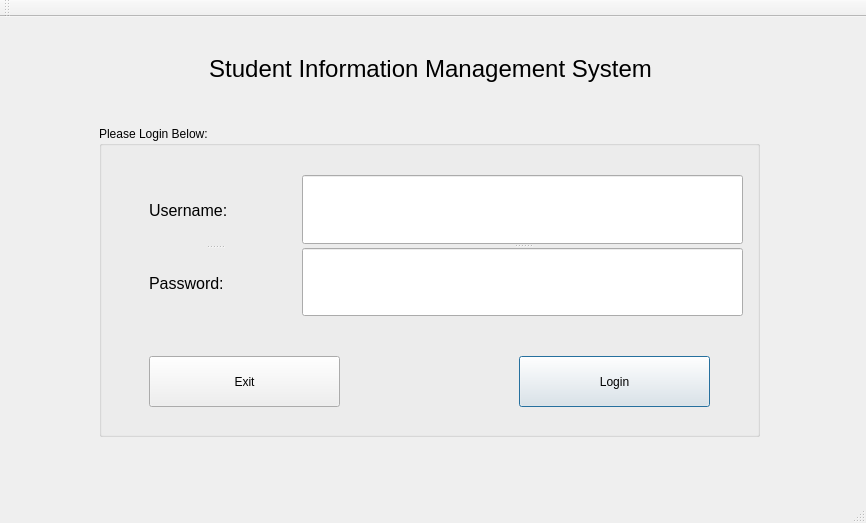
First picture: the form in Form Files/loginView.ui, repository alixabahena/SIMS, before the edit.
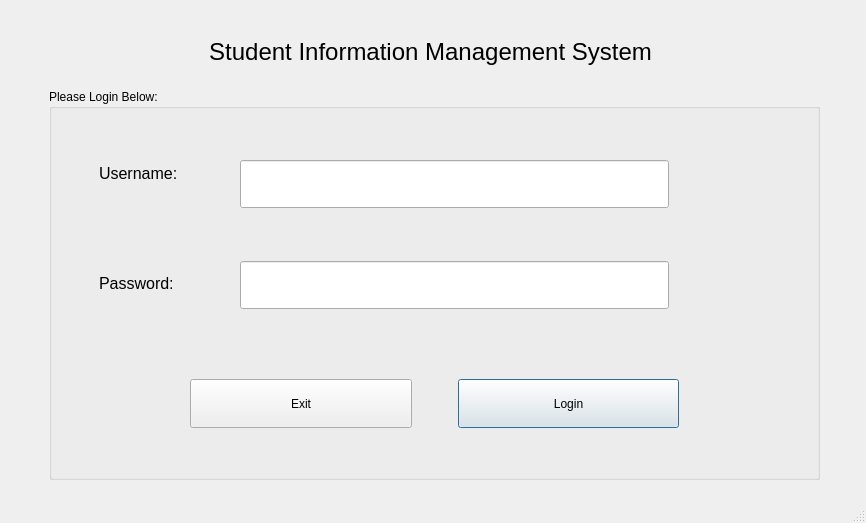
Second picture: the form after the edit.

Commit message: changed splitters to layouts to avoid users resizing

```diff
--- a/Form Files/loginView.ui
+++ b/Form Files/loginView.ui
@@ -75,146 +75,190 @@
    <widget class="QGroupBox" name="groupBox">
     <property name="geometry">
      <rect>
-      <x>99</x>
-      <y>109</y>
-      <width>661</width>
-      <height>311</height>
+      <x>49</x>
+      <y>89</y>
+      <width>771</width>
+      <height>391</height>
      </rect>
     </property>
+    <property name="sizePolicy">
+     <sizepolicy hsizetype="Expanding" vsizetype="Preferred">
+      <horstretch>0</horstretch>
+      <verstretch>0</verstretch>
+     </sizepolicy>
+    </property>
     <property name="title">
      <string>Please Login Below:</string>
     </property>
-    <widget class="QSplitter" name="splitter_3">
+    <widget class="QWidget" name="horizontalLayoutWidget">
      <property name="geometry">
       <rect>
-       <x>50</x>
-       <y>50</y>
-       <width>131</width>
-       <height>141</height>
+       <x>130</x>
+       <y>279</y>
+       <width>511</width>
+       <height>71</height>
       </rect>
      </property>
-     <property name="orientation">
-      <enum>Qt::Vertical</enum>
-     </property>
-     <widget class="QLabel" name="usernameLabel">
-      <property name="font">
-       <font>
-        <pointsize>12</pointsize>
-       </font>
-      </property>
-      <property name="text">
-       <string>Username:</string>
-      </property>
-     </widget>
-     <widget class="QLabel" name="PasswordLabel">
-      <property name="font">
-       <font>
-        <pointsize>12</pointsize>
-       </font>
-      </property>
-      <property name="text">
-       <string>Password:</string>
-      </property>
-     </widget>
+     <layout class="QHBoxLayout" name="horizontalLayout">
+      <item>
+       <widget class="QPushButton" name="cancelButton">
+        <property name="sizePolicy">
+         <sizepolicy hsizetype="Expanding" vsizetype="Expanding">
+          <horstretch>0</horstretch>
+          <verstretch>0</verstretch>
+         </sizepolicy>
+        </property>
+        <property name="font">
+         <font>
+          <pointsize>9</pointsize>
+         </font>
+        </property>
+        <property name="text">
+         <string>Exit</string>
+        </property>
+       </widget>
+      </item>
+      <item>
+       <spacer name="horizontalSpacer">
+        <property name="orientation">
+         <enum>Qt::Horizontal</enum>
+        </property>
+        <property name="sizeType">
+         <enum>QSizePolicy::Fixed</enum>
+        </property>
+        <property name="sizeHint" stdset="0">
+         <size>
+          <width>40</width>
+          <height>20</height>
+         </size>
+        </property>
+       </spacer>
+      </item>
+      <item>
+       <widget class="QPushButton" name="okButton">
+        <property name="sizePolicy">
+         <sizepolicy hsizetype="Expanding" vsizetype="Expanding">
+          <horstretch>0</horstretch>
+          <verstretch>0</verstretch>
+         </sizepolicy>
+        </property>
+        <property name="font">
+         <font>
+          <pointsize>9</pointsize>
+         </font>
+        </property>
+        <property name="text">
+         <string>Login</string>
+        </property>
+        <property name="autoDefault">
+         <bool>true</bool>
+        </property>
+        <property name="default">
+         <bool>true</bool>
+        </property>
+       </widget>
+      </item>
+     </layout>
     </widget>
-    <widget class="QSplitter" name="splitter_2">
+    <widget class="QWidget" name="verticalLayoutWidget">
      <property name="geometry">
       <rect>
-       <x>203</x>
-       <y>49</y>
-       <width>441</width>
-       <height>141</height>
+       <x>180</x>
+       <y>60</y>
+       <width>451</width>
+       <height>171</height>
       </rect>
      </property>
-     <property name="orientation">
-      <enum>Qt::Vertical</enum>
-     </property>
-     <widget class="QLineEdit" name="usernameField">
-      <property name="font">
-       <font>
-        <pointsize>12</pointsize>
-       </font>
-      </property>
-     </widget>
-     <widget class="QLineEdit" name="passwordFIeld">
-      <property name="font">
-       <font>
-        <pointsize>12</pointsize>
-       </font>
-      </property>
-      <property name="echoMode">
-       <enum>QLineEdit::Password</enum>
-      </property>
-     </widget>
+     <layout class="QVBoxLayout" name="verticalLayout">
+      <item>
+       <widget class="QLineEdit" name="usernameField">
+        <property name="sizePolicy">
+         <sizepolicy hsizetype="Expanding" vsizetype="Expanding">
+          <horstretch>0</horstretch>
+          <verstretch>0</verstretch>
+         </sizepolicy>
+        </property>
+        <property name="font">
+         <font>
+          <pointsize>12</pointsize>
+         </font>
+        </property>
+       </widget>
+      </item>
+      <item>
+       <spacer name="verticalSpacer_2">
+        <property name="orientation">
+         <enum>Qt::Vertical</enum>
+        </property>
+        <property name="sizeHint" stdset="0">
+         <size>
+          <width>20</width>
+          <height>40</height>
+         </size>
+        </property>
+       </spacer>
+      </item>
+      <item>
+       <widget class="QLineEdit" name="passwordFIeld">
+        <property name="sizePolicy">
+         <sizepolicy hsizetype="Expanding" vsizetype="Expanding">
+          <horstretch>0</horstretch>
+          <verstretch>0</verstretch>
+         </sizepolicy>
+        </property>
+        <property name="font">
+         <font>
+          <pointsize>12</pointsize>
+         </font>
+        </property>
+        <property name="echoMode">
+         <enum>QLineEdit::Password</enum>
+        </property>
+        <property name="clearButtonEnabled">
+         <bool>false</bool>
+        </property>
+       </widget>
+      </item>
+     </layout>
     </widget>
-    <widget class="QPushButton" name="okButton">
+    <widget class="QLabel" name="usernameLabel">
      <property name="geometry">
       <rect>
-       <x>420</x>
-       <y>230</y>
-       <width>191</width>
-       <height>51</height>
+       <x>50</x>
+       <y>70</y>
+       <width>116</width>
+       <height>29</height>
       </rect>
      </property>
      <property name="font">
       <font>
-       <pointsize>9</pointsize>
+       <pointsize>12</pointsize>
       </font>
      </property>
      <property name="text">
-      <string>Login</string>
+      <string>Username:</string>
      </property>
-     <property name="autoDefault">
-      <bool>true</bool>
-     </property>
-     <property name="default">
-      <bool>true</bool>
-     </property>
     </widget>
-    <widget class="QPushButton" name="cancelButton">
+    <widget class="QLabel" name="PasswordLabel">
      <property name="geometry">
       <rect>
        <x>50</x>
-       <y>230</y>
-       <width>191</width>
-       <height>51</height>
+       <y>180</y>
+       <width>109</width>
+       <height>29</height>
       </rect>
      </property>
-     <property name="minimumSize">
-      <size>
-       <width>108</width>
-       <height>0</height>
-      </size>
-     </property>
      <property name="font">
       <font>
-       <pointsize>9</pointsize>
+       <pointsize>12</pointsize>
       </font>
      </property>
      <property name="text">
-      <string>Exit</string>
+      <string>Password:</string>
      </property>
     </widget>
    </widget>
   </widget>
-  <widget class="QMenuBar" name="menuBar">
-   <property name="geometry">
-    <rect>
-     <x>0</x>
-     <y>0</y>
-     <width>866</width>
-     <height>31</height>
-    </rect>
-   </property>
-  </widget>
-  <widget class="QToolBar" name="mainToolBar">
-   <attribute name="toolBarArea">
-    <enum>TopToolBarArea</enum>
-   </attribute>
-   <attribute name="toolBarBreak">
-    <bool>false</bool>
-   </attribute>
-  </widget>
   <widget class="QStatusBar" name="statusBar">
    <property name="sizeGripEnabled">
     <bool>true</bool>
```
The commit also changes 1 other file.
